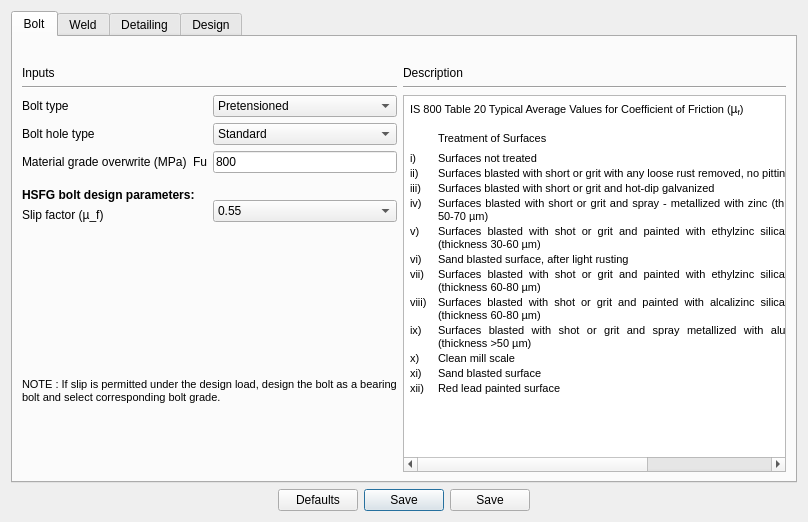
Old version of the form Compression/ui_design_preferences.ui in the repository umair342/Osdag3.
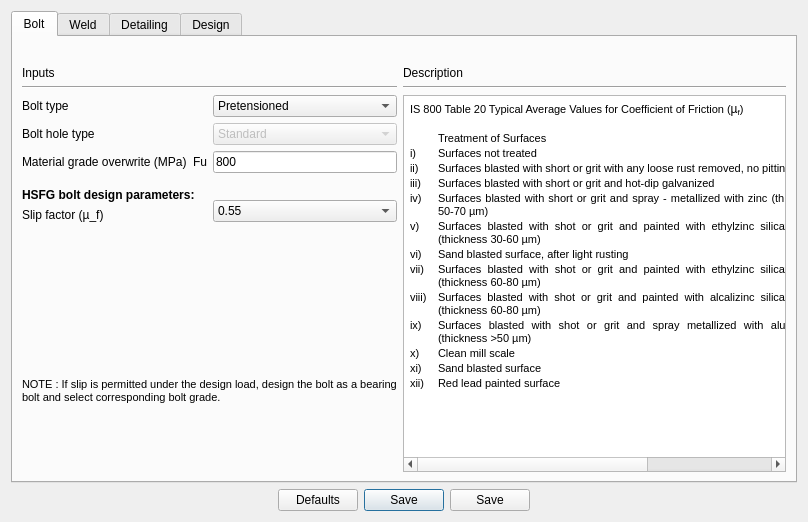
New version of the form.

What changed in the file:
```diff
--- a/Compression/ui_design_preferences.ui
+++ b/Compression/ui_design_preferences.ui
@@ -126,6 +126,9 @@
                 <layout class="QGridLayout" name="gridLayout">
                  <item row="1" column="1">
                   <widget class="QComboBox" name="combo_boltHoleType">
+                   <property name="enabled">
+                    <bool>false</bool>
+                   </property>
                    <property name="font">
                     <font>
                      <family>Arial</family>
@@ -463,7 +466,7 @@
             <string>&lt;!DOCTYPE HTML PUBLIC &quot;-//W3C//DTD HTML 4.0//EN&quot; &quot;http://www.w3.org/TR/REC-html40/strict.dtd&quot;&gt;
 &lt;html&gt;&lt;head&gt;&lt;meta name=&quot;qrichtext&quot; content=&quot;1&quot; /&gt;&lt;style type=&quot;text/css&quot;&gt;
 p, li { white-space: pre-wrap; }
-&lt;/style&gt;&lt;/head&gt;&lt;body style=&quot; font-family:'Arial'; font-size:11pt; font-weight:400; font-style:normal;&quot;&gt;
+&lt;/style&gt;&lt;/head&gt;&lt;body style=&quot; font-family:'Arial'; font-size:7.8pt; font-weight:400; font-style:normal;&quot;&gt;
 &lt;table border=&quot;0&quot; style=&quot; margin-top:0px; margin-bottom:0px; margin-left:0px; margin-right:0px;&quot; cellspacing=&quot;2&quot; cellpadding=&quot;0&quot;&gt;
 &lt;tr&gt;
 &lt;td colspan=&quot;3&quot;&gt;
```
Left out of the diff: 4 changed lines with no effect on the pictures.
